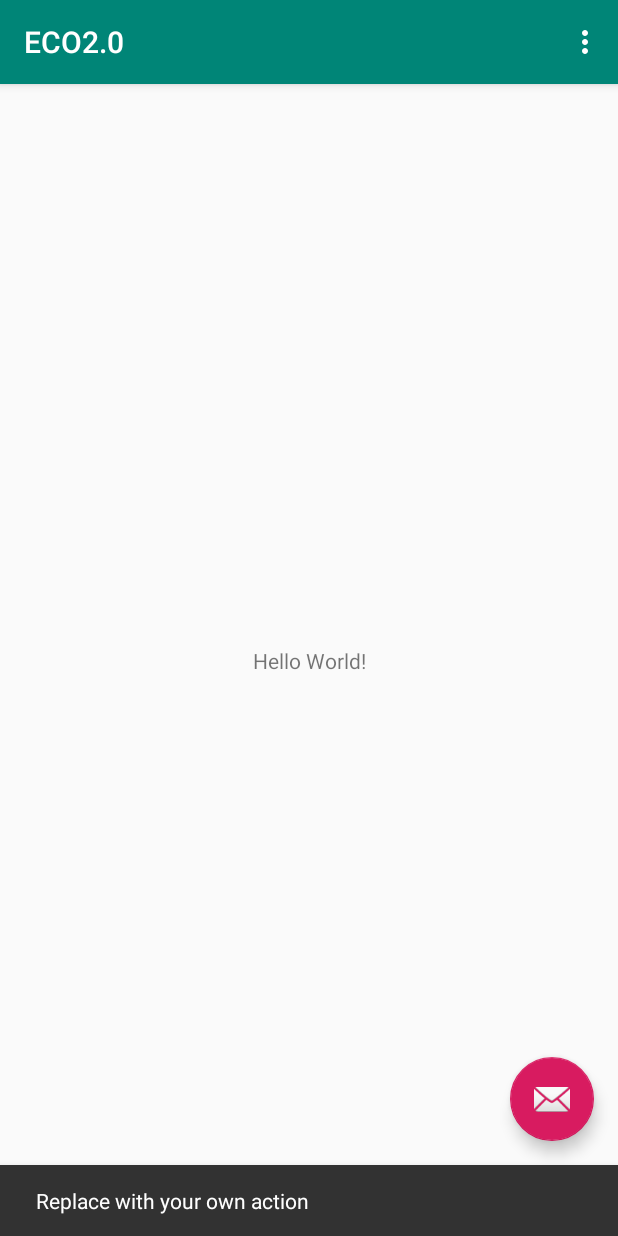
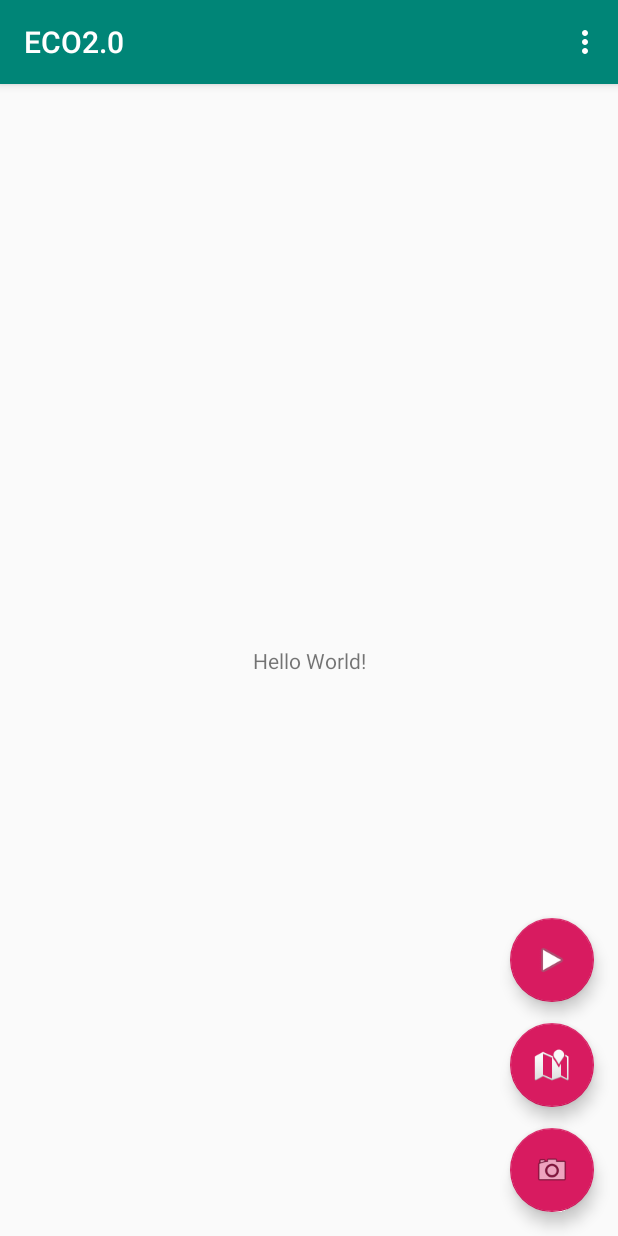
Before and after one commit to trapwired/ECO2.0, an Android app: the screen it shows after launch (InfoPreviewActivity), after a tap on an icon or button, on a phone screen of 412 x 824 dp. Run offline under Robolectric (Android 15) with nearby library versions, the phone set to English and light mode, and no system bars.

Commit message:
Add FLABs basic functionality

```diff
--- a/app/src/main/java/ch/tamidosa/eco20/InfoPreviewActivity.java
+++ b/app/src/main/java/ch/tamidosa/eco20/InfoPreviewActivity.java
@@ -14,7 +14,8 @@ import android.view.MenuItem;
 
 public class InfoPreviewActivity extends AppCompatActivity {
 
-    //Main Activity
+    //Bool for FLAB pressed?
+    private boolean isFABOpen = false;
 
     @Override
     protected void onCreate(Bundle savedInstanceState) {
@@ -24,15 +25,54 @@ public class InfoPreviewActivity extends AppCompatActivity {
         setSupportActionBar(toolbar);
 
         FloatingActionButton fab = findViewById(R.id.fab);
+        FloatingActionButton fab1 = findViewById(R.id.fab1);
+        FloatingActionButton fab2 = findViewById(R.id.fab2);
         fab.setOnClickListener(new View.OnClickListener() {
             @Override
             public void onClick(View view) {
-                Snackbar.make(view, "Replace with your own action", Snackbar.LENGTH_LONG)
-                        .setAction("Action", null).show();
+                if(!isFABOpen){
+                    showFABMenu();
+                }else{
+                    closeFABMenu();
+                }
             }
         });
+
+        /*
+        FloatingActionButton fab = (FloatingActionButton) findViewById(R.id.fab);
+    fab1 = (FloatingActionButton) findViewById(R.id.fab1);
+    fab2 = (FloatingActionButton) findViewById(R.id.fab2);
+    fab3 = (FloatingActionButton) findViewById(R.id.fab3);
+    fab.setOnClickListener(new View.OnClickListener() {
+        @Override
+        public void onClick(View view) {
+            if(!isFABOpen){
+                showFABMenu();
+            }else{
+                closeFABMenu();
+            }
+        }
+    });
+
+
+         */
     }
 
+    private void showFABMenu(){
+        isFABOpen=true;
+        FloatingActionButton fab1 = findViewById(R.id.fab1);
+        FloatingActionButton fab2 = findViewById(R.id.fab2);
+        fab1.animate().translationY(-getResources().getDimension(R.dimen.fab1_up));
+        fab2.animate().translationY(-getResources().getDimension(R.dimen.fab2_up));
+    }
+
+    private void closeFABMenu(){
+        isFABOpen=false;
+        FloatingActionButton fab1 = findViewById(R.id.fab1);
+        FloatingActionButton fab2 = findViewById(R.id.fab2);
+        fab1.animate().translationY(0);
+        fab2.animate().translationY(0);
+    }
     @Override
     public boolean onCreateOptionsMenu(Menu menu) {
         // Inflate the menu; this adds items to the action bar if it is present.
--- a/app/src/main/res/layout/activity_info_preview.xml
+++ b/app/src/main/res/layout/activity_info_preview.xml
@@ -21,12 +21,28 @@
     </com.google.android.material.appbar.AppBarLayout>
 
     <com.google.android.material.floatingactionbutton.FloatingActionButton
+        android:id="@+id/fab2"
+        android:layout_width="wrap_content"
+        android:layout_height="wrap_content"
+        android:layout_gravity="bottom|end"
+        android:layout_margin="@dimen/fab_margin"
+        app:srcCompat="@android:drawable/ic_media_play" />
+
+    <com.google.android.material.floatingactionbutton.FloatingActionButton
+        android:id="@+id/fab1"
+        android:layout_width="wrap_content"
+        android:layout_height="wrap_content"
+        android:layout_gravity="bottom|end"
+        android:layout_margin="@dimen/fab_margin"
+        app:srcCompat="@android:drawable/ic_dialog_map" />
+
+    <com.google.android.material.floatingactionbutton.FloatingActionButton
         android:id="@+id/fab"
         android:layout_width="wrap_content"
         android:layout_height="wrap_content"
         android:layout_gravity="bottom|end"
         android:layout_margin="@dimen/fab_margin"
-        app:srcCompat="@android:drawable/ic_dialog_email" />
+        app:srcCompat="@android:drawable/ic_menu_camera" />
 
     <include layout="@layout/content_info_preview" />
 
--- a/app/src/main/res/values/dimens.xml
+++ b/app/src/main/res/values/dimens.xml
@@ -1,3 +1,5 @@
 <resources>
     <dimen name="fab_margin">16dp</dimen>
+    <dimen name="fab1_up">70dp</dimen>
+    <dimen name="fab2_up">140dp</dimen>
 </resources>
```
